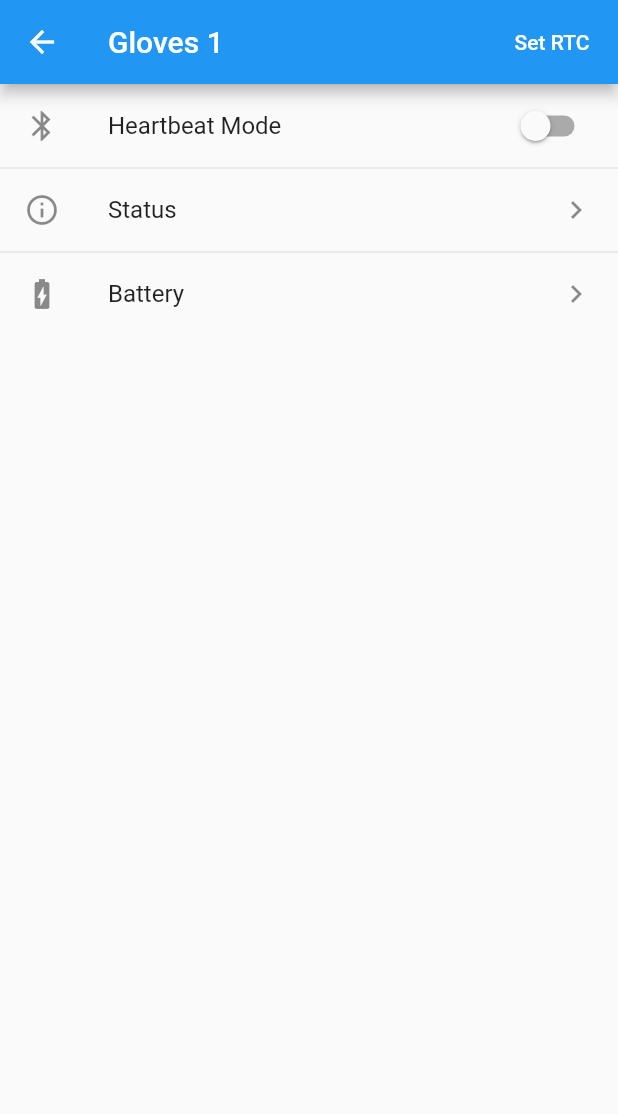
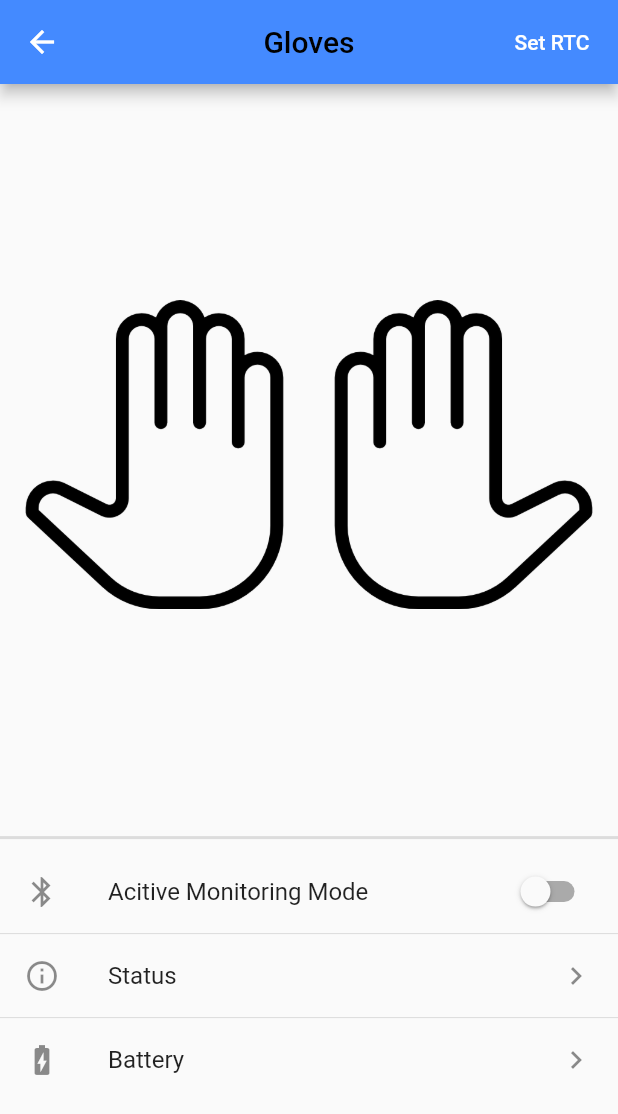
Before and after one commit to orion2166/measurement-gloves, a Flutter app: the screen it shows after launch, after a tap on "Gloves 1", on a phone screen of 412 x 824 dp. Shown: the top 1114 px of the screen. Run offline on Flutter 3.47's test engine with Material 2 defaults, Android fonts, the light colour scheme and no system bars.

Commit message:
app & heartbeat utility UI merged

```diff
--- /dev/null
+++ b/App/measurement_gloves/lib/heartbeat.dart
@@ -0,0 +1,190 @@
+import 'package:flutter/material.dart';
+/*
+void main() => runApp(MaterialApp(
+    home: Home()
+));
+*/
+class Heartbeat extends StatefulWidget { //reloads changes when saved
+  Heartbeat({Key key}) : super(key: key);
+  @override
+  _Heartbeat createState() => _Heartbeat();
+}
+
+class _Heartbeat extends State<Heartbeat> {
+  //heartbeat mode
+  bool toggleVal = false;
+
+  toggleValSwitch(bool newVal){
+    setState(() {
+      toggleVal = newVal;
+    });
+  }
+  //status
+  var status_type = 'not recording';
+  /*function here for receiving status of glove*/
+
+  //battery
+  int battery_per = 0; //initially zero
+  /*update battery percentage*/
+
+  @override
+  Widget build(BuildContext context){
+    return Scaffold(
+      appBar: AppBar(
+        title: Text(
+            'Gloves',
+            style: TextStyle(
+              color: Colors.black,
+            )
+        ),
+        centerTitle: true,
+        backgroundColor: Colors.blueAccent, //ctrl+Q to view color intensity
+        leading: GestureDetector( //back button
+          onTap: () {
+            Navigator.pop(context);
+          },
+          child: Icon(
+            Icons.arrow_back,
+          ),
+        ),
+        actions: <Widget>[
+          FlatButton(
+            textColor: Colors.white,
+            onPressed: () {},
+            child: Text('Set RTC'),
+          )
+        ],
+      ),
+      body: Column(
+        children: <Widget>[
+          Stack(
+              children:<Widget> [
+                Row(
+                  mainAxisAlignment: MainAxisAlignment.spaceEvenly,
+                  crossAxisAlignment: CrossAxisAlignment.center,
+                  children:<Widget>[
+                    Container( //left hand
+                        child: Image.asset(
+                          'assets/transparent-hand-left.png',
+                          height: MediaQuery.of(context).size.height*0.6,
+                          width: MediaQuery.of(context).size.width*0.5,
+                          fit: BoxFit.fitWidth,
+                        )
+                    ),
+                    Container( //right hand
+                        child: Image.asset(
+                          'assets/transparent-hand-right.png',
+                          height: MediaQuery.of(context).size.height*0.6,
+                          width: MediaQuery.of(context).size.width*0.5,
+                          fit: BoxFit.fitWidth,
+                        )
+                    ),
+                  ],),
+                toggleVal ? Positioned( //left thumb circle
+                  top: MediaQuery.of(context).size.height*0.35,
+                  left: MediaQuery.of(context).size.width*0.03,
+                  //height: 50.0,
+                  //width: 50.0,
+                  child: Image.asset(
+                    'assets/transparent-circle.png',
+                    height: MediaQuery.of(context).size.height*0.085,
+                    width: MediaQuery.of(context).size.width*0.085,
+                    fit: BoxFit.fitWidth,
+                  ),
+                ): Container(height:0, width: 0),
+                toggleVal ? Positioned( //left top circle
+                  top: MediaQuery.of(context).size.height*0.33,
+                  left: MediaQuery.of(context).size.width*0.22,
+                  //height: 50.0,
+                  //width: 50.0,
+                  child: Image.asset(
+                    'assets/transparent-circle.png',
+                    height: MediaQuery.of(context).size.height*0.085,
+                    width: MediaQuery.of(context).size.width*0.085,
+                    fit: BoxFit.fitWidth,
+                  ),
+                ):Container(height:0, width: 0),
+                toggleVal ? Positioned(//left bottom circle
+                  top: MediaQuery.of(context).size.height*0.40,
+                  left: MediaQuery.of(context).size.width*0.32,
+                  //height: 50.0,
+                  //width: 50.0,
+                  child: Image.asset(
+                    'assets/transparent-circle.png',
+                    height: MediaQuery.of(context).size.height*0.085,
+                    width: MediaQuery.of(context).size.width*0.085,
+                    fit: BoxFit.fitWidth,
+                  ),
+                ):Container(height:0, width: 0),
+                toggleVal ? Positioned( //right thumb circle
+                  top: MediaQuery.of(context).size.height*0.35,
+                  left: MediaQuery.of(context).size.width - 55.0,
+                  //height: 50.0,
+                  //width: 50.0,
+                  child: Image.asset(
+                    'assets/transparent-circle.png',
+                    height: MediaQuery.of(context).size.height*0.085,
+                    width: MediaQuery.of(context).size.width*0.085,
+                    fit: BoxFit.fitWidth,
+                  ),
+                ):Container(height:0, width: 0),
+                toggleVal ? Positioned( //right top circle
+                  top: MediaQuery.of(context).size.height*0.33,
+                  left: MediaQuery.of(context).size.width - 127.0,
+                  //height: 50.0,
+                  //width: 50.0,
+                  child: Image.asset(
+                    'assets/transparent-circle.png',
+                    height: MediaQuery.of(context).size.height*0.085,
+                    width: MediaQuery.of(context).size.width*0.085,
+                    fit: BoxFit.fitWidth,
+                  ),
+                ):Container(height:0, width: 0),
+                toggleVal ? Positioned( //right bottom circle
+                  top: MediaQuery.of(context).size.height*0.40,
+                  left: MediaQuery.of(context).size.width - 167.0,
+                  //height: 50.0,
+                  //width: 50.0,
+                  child: Image.asset(
+                    'assets/transparent-circle.png',
+                    height: MediaQuery.of(context).size.height*0.085,
+                    width: MediaQuery.of(context).size.width*0.085,
+                    fit: BoxFit.fitWidth,
+                  ),
+                ):Container(height:0, width: 0),
+              ]
+          ),
+          Divider( thickness: 2),
+          Expanded(
+            child: ListView(
+              children: ListTile.divideTiles(
+                context: context,
+                tiles:[
+                  SwitchListTile(
+                    secondary: Icon(Icons.bluetooth),
+                    title: const Text('Acitive Monitoring Mode'),
+                    value: toggleVal,
+                    onChanged:(newVal) {
+                      setState(() {
+                        toggleValSwitch(newVal);
+                      });
+                    },
+                  ),
+                  ListTile(
+                    leading: Icon(Icons.info_outline),
+                    title: Text('Status'),
+                    trailing: Icon(Icons.keyboard_arrow_right),
+                  ),
+                  ListTile(
+                    leading: Icon(Icons.battery_charging_full),
+                    title: Text('Battery'),
+                    trailing: Icon(Icons.keyboard_arrow_right),
+                  ),
+                ],
+              ).toList(),
+            ),
+          ),
+        ],),
+    );
+  }
+}
--- a/App/measurement_gloves/lib/main.dart
+++ b/App/measurement_gloves/lib/main.dart
@@ -1,6 +1,7 @@
 import 'package:flutter/material.dart';
 
 import './GloveApp.dart';
+import './heartbeat.dart';
 
 void main() => runApp(MyApp());
 
@@ -11,7 +12,8 @@ class MyApp extends StatelessWidget {
       initialRoute: '/',
       routes: {
         '/': (context) => FirstScreen(),
-        '/GloveApp': (context) => GloveApp(),
+        //'/GloveApp': (context) => GloveApp(),
+        '/heartbeat': (context) => Heartbeat(),
       },
     );
   }
@@ -32,21 +34,24 @@ class FirstScreen extends StatelessWidget {
               title: Text('Gloves 1'),
               trailing: Icon(Icons.keyboard_arrow_right),
               onTap: () {
-                Navigator.of(context).pushNamed('/GloveApp');
+                //Navigator.of(context).pushNamed('/GloveApp');
+                Navigator.of(context).pushNamed('/heartbeat');
               },
             ),
             ListTile(
               title: Text('Gloves 2'),
               trailing: Icon(Icons.keyboard_arrow_right),
               onTap: () {
-                Navigator.of(context).pushNamed('/GloveApp');
+                //Navigator.of(context).pushNamed('/GloveApp');
+                Navigator.of(context).pushNamed('/heartbeat');
               },
             ),
             ListTile(
               title: Text('Gloves 3'),
               trailing: Icon(Icons.keyboard_arrow_right),
               onTap: () {
-                Navigator.of(context).pushNamed('/GloveApp');
+                //Navigator.of(context).pushNamed('/GloveApp');
+                Navigator.of(context).pushNamed('/heartbeat');
               },
             ),
           ],
```
